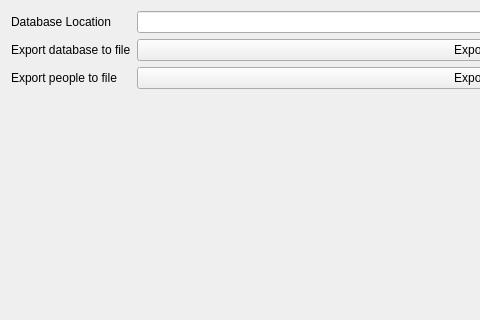
Before: the Qt Designer form pcsmessagesarchiver/src/databasesettingswidget.ui in N1vn0vem8er/pineconesnake, drawn with Qt 5; both pictures show x 0 to 480 and y 0 to 320 of the 817 by 546 pixel window.
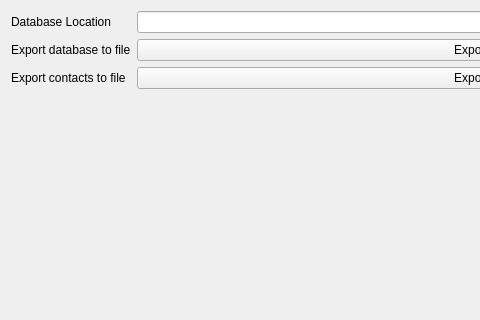
After: the same form once the commit is applied.

Commit message: Rename people to contacts in databasesettingswidget

```diff
--- a/pcsmessagesarchiver/src/databasesettingswidget.ui
+++ b/pcsmessagesarchiver/src/databasesettingswidget.ui
@@ -64,7 +64,7 @@
      <item row="3" column="0">
       <widget class="QLabel" name="label_3">
        <property name="text">
-        <string>Export people to file</string>
+        <string>Export contacts to file</string>
        </property>
       </widget>
      </item>
```
The commit also changes 3 other files.
